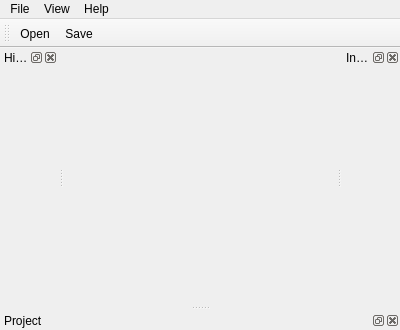
Above: Project/mainwindow.ui from Flanctory-Studio/QtDelivery before the change. Below: the same form after it.
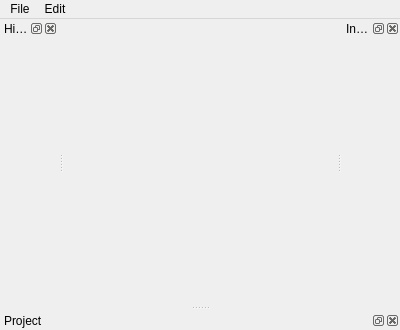
That is the form after the change. Icons and pictures are not drawn.

Commit message: MainMenuBar implemented + Quit method + New Scene

```diff
--- a/Project/mainwindow.ui
+++ b/Project/mainwindow.ui
@@ -59,30 +59,13 @@
    </widget>
    <widget class="QMenu" name="menuView">
     <property name="title">
-     <string>View</string>
+     <string>Edit</string>
     </property>
-   </widget>
-   <widget class="QMenu" name="menuHelp">
-    <property name="title">
-     <string>Help</string>
-    </property>
+    <addaction name="actionUndo"/>
+    <addaction name="actionRedo"/>
    </widget>
    <addaction name="menuFile"/>
    <addaction name="menuView"/>
-   <addaction name="menuHelp"/>
-  </widget>
-  <widget class="QToolBar" name="toolBar">
-   <property name="windowTitle">
-    <string>toolBar</string>
-   </property>
-   <attribute name="toolBarArea">
-    <enum>TopToolBarArea</enum>
-   </attribute>
-   <attribute name="toolBarBreak">
-    <bool>false</bool>
-   </attribute>
-   <addaction name="actionOpen"/>
-   <addaction name="actionSave"/>
   </widget>
   <action name="actionHelp">
    <property name="text">
```
Left out of the diff: 44 changed lines with no effect on the pictures. The commit also changes 3 other files.
